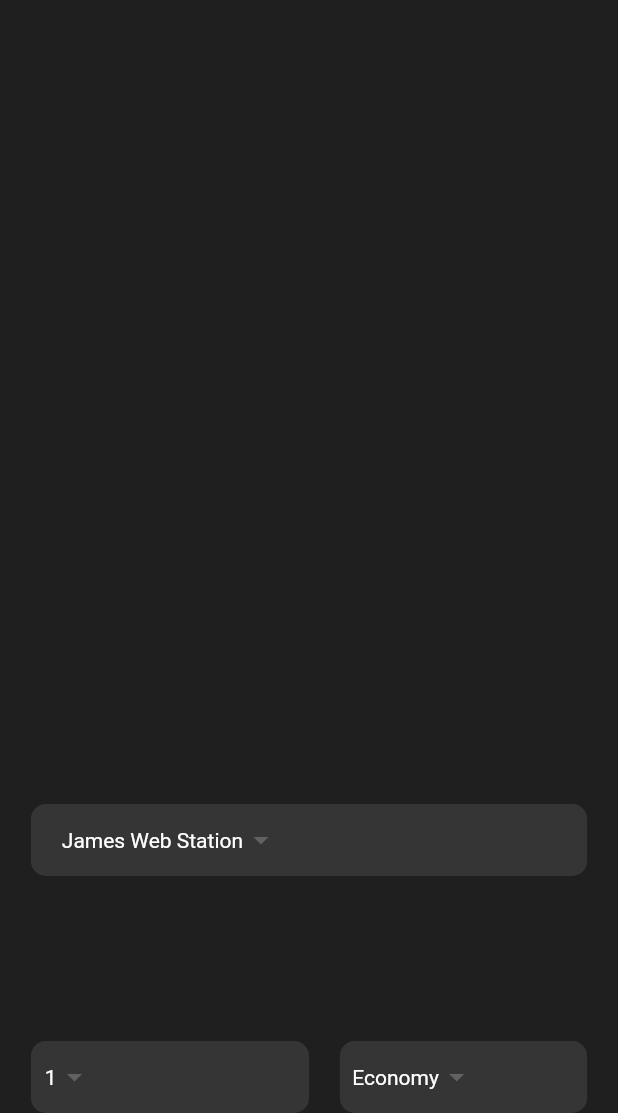
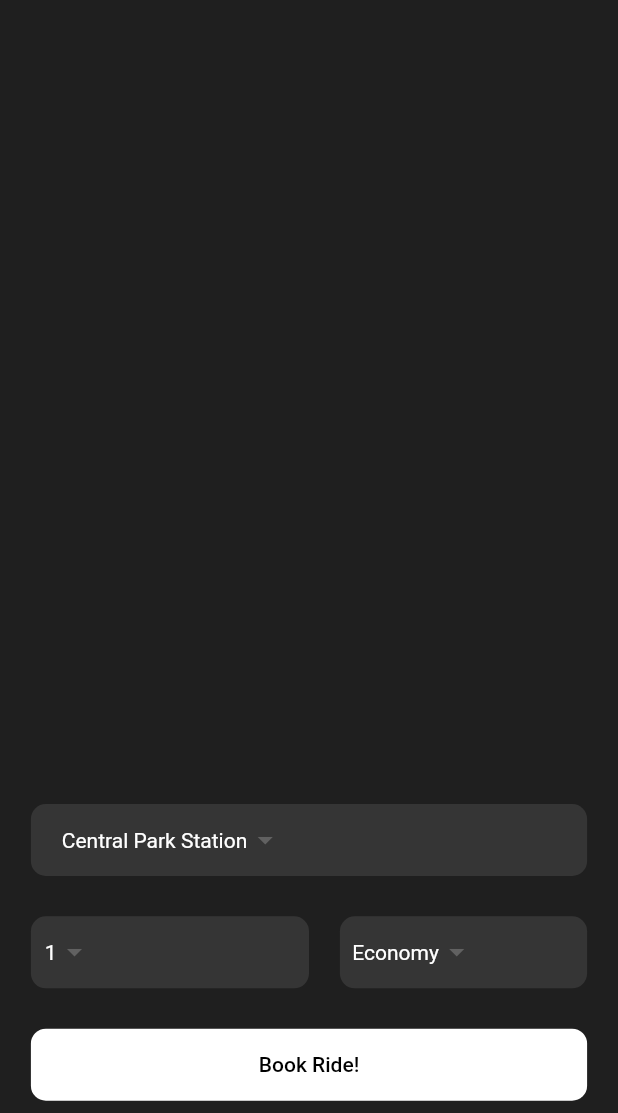
Before and after one commit to lesley-ayemi/go-moon-app, a Flutter app: the screen it shows after launch, on a phone screen of 412 x 824 dp, the part 123-1236 px from its top. Run offline on Flutter 3.47's test engine with Material 2 defaults, Android fonts, the phone set to English and light mode, and no system bars.

Commit message:
added the book ride button widget

```diff
--- a/lib/pages/home_page.dart
+++ b/lib/pages/home_page.dart
@@ -64,6 +64,7 @@ class HomePage extends StatelessWidget {
         children: [
           _destinationDropDownWidget(),
           _travellersInformationWidget(),
+          _rideButton(),
         ],
       ),
     );
@@ -72,7 +73,7 @@ class HomePage extends StatelessWidget {
   Widget _destinationDropDownWidget() {
     return CustomDropDownButtonClass(
       values: const [
-        'James Web Station',
+        'Central Park Station',
         'Prenure Station',
       ],
       width: _deviceWidth,
@@ -96,4 +97,24 @@ class HomePage extends StatelessWidget {
       ],
     );
   }
+
+  Widget _rideButton() {
+    return Container(
+      margin: EdgeInsets.only(bottom: _deviceHeight * 0.01),
+      width: _deviceWidth,
+      decoration: BoxDecoration(
+        color: Colors.white,
+        borderRadius: BorderRadius.circular(10),
+      ),
+      child: MaterialButton(
+        onPressed: () {},
+        child: Text(
+          "Book Ride!",
+          style: TextStyle(
+            color: Colors.black,
+          ),
+        ),
+      ),
+    );
+  }
 }
```
